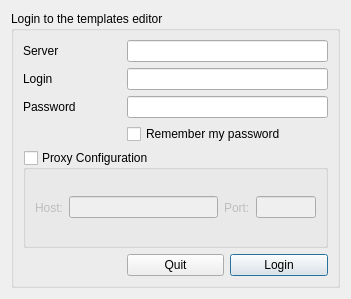
Qt form src/LoginWindow.ui (MagicalTux/tpleditor) before a commit.
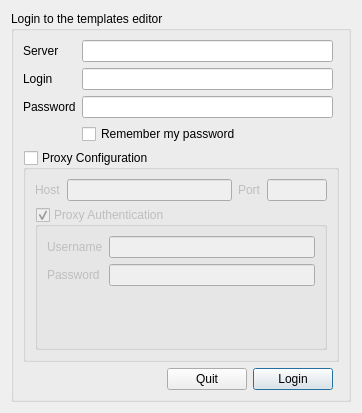
The same form after that commit.

Commit message: Added authentication option for proxies

Diff of the .ui file:
```diff
--- a/src/LoginWindow.ui
+++ b/src/LoginWindow.ui
@@ -9,10 +9,16 @@
    <rect>
     <x>0</x>
     <y>0</y>
-    <width>351</width>
-    <height>299</height>
+    <width>362</width>
+    <height>413</height>
    </rect>
   </property>
+  <property name="sizePolicy">
+   <sizepolicy hsizetype="Preferred" vsizetype="Minimum">
+    <horstretch>0</horstretch>
+    <verstretch>0</verstretch>
+   </sizepolicy>
+  </property>
   <property name="windowTitle">
    <string>Templates Editor</string>
   </property>
@@ -33,9 +39,6 @@
         </property>
        </widget>
       </item>
-      <item row="0" column="1" colspan="2">
-       <widget class="QLineEdit" name="txt_server"/>
-      </item>
       <item row="1" column="0">
        <widget class="QLabel" name="label">
         <property name="text">
@@ -43,9 +46,6 @@
         </property>
        </widget>
       </item>
-      <item row="1" column="1" colspan="2">
-       <widget class="QLineEdit" name="txt_login"/>
-      </item>
       <item row="2" column="0">
        <widget class="QLabel" name="label_2">
         <property name="text">
@@ -53,15 +53,8 @@
         </property>
        </widget>
       </item>
-      <item row="2" column="1" colspan="2">
-       <widget class="QLineEdit" name="txt_password">
-        <property name="maxLength">
-         <number>31</number>
-        </property>
-        <property name="echoMode">
-         <enum>QLineEdit::Password</enum>
-        </property>
-       </widget>
+      <item row="1" column="1">
+       <widget class="QLineEdit" name="txt_login"/>
       </item>
       <item row="3" column="1" colspan="2">
        <widget class="QCheckBox" name="check_keeppw">
@@ -72,34 +65,46 @@
       </item>
       <item row="4" column="0" colspan="3">
        <widget class="QGroupBox" name="proxy_config">
+        <property name="sizePolicy">
+         <sizepolicy hsizetype="Preferred" vsizetype="Minimum">
+          <horstretch>0</horstretch>
+          <verstretch>0</verstretch>
+         </sizepolicy>
+        </property>
+        <property name="styleSheet">
+         <string notr="true"/>
+        </property>
         <property name="title">
          <string>Proxy Configuration</string>
         </property>
+        <property name="flat">
+         <bool>false</bool>
+        </property>
         <property name="checkable">
          <bool>true</bool>
         </property>
         <property name="checked">
          <bool>false</bool>
         </property>
-        <layout class="QHBoxLayout" name="horizontalLayout">
-         <item>
+        <layout class="QGridLayout" name="gridLayout_3">
+         <item row="0" column="0">
           <widget class="QLabel" name="label_4">
            <property name="text">
-            <string>Host:</string>
+            <string>Host</string>
            </property>
           </widget>
          </item>
-         <item>
+         <item row="0" column="1">
           <widget class="QLineEdit" name="txt_proxyhost"/>
          </item>
-         <item>
+         <item row="0" column="2">
           <widget class="QLabel" name="label_5">
            <property name="text">
-            <string>Port:</string>
+            <string>Port</string>
            </property>
           </widget>
          </item>
-         <item>
+         <item row="0" column="3">
           <widget class="QLineEdit" name="txt_proxyport">
            <property name="maximumSize">
             <size>
@@ -112,26 +117,104 @@
            </property>
           </widget>
          </item>
+         <item row="1" column="0" colspan="4">
+          <widget class="QGroupBox" name="proxy_auth">
+           <property name="title">
+            <string>Proxy Authentication</string>
+           </property>
+           <property name="checkable">
+            <bool>true</bool>
+           </property>
+           <layout class="QFormLayout" name="formLayout">
+            <item row="0" column="0">
+             <widget class="QLabel" name="label_proxylogin">
+              <property name="text">
+               <string>Username</string>
+              </property>
+             </widget>
+            </item>
+            <item row="0" column="1">
+             <widget class="QLineEdit" name="txt_proxyuser"/>
+            </item>
+            <item row="1" column="0">
+             <widget class="QLabel" name="label_proxypass">
+              <property name="text">
+               <string>Password</string>
+              </property>
+             </widget>
+            </item>
+            <item row="1" column="1">
+             <widget class="QLineEdit" name="txt_proxypass">
+              <property name="echoMode">
+               <enum>QLineEdit::Password</enum>
+              </property>
+             </widget>
+            </item>
+           </layout>
+          </widget>
+         </item>
         </layout>
        </widget>
       </item>
-      <item row="5" column="1">
-       <widget class="QPushButton" name="quitButton">
-        <property name="text">
-         <string>Quit</string>
-        </property>
-       </widget>
+      <item row="0" column="1">
+       <widget class="QLineEdit" name="txt_server"/>
       </item>
-      <item row="5" column="2">
-       <widget class="QPushButton" name="loginButton">
-        <property name="text">
-         <string>Login</string>
+      <item row="2" column="1">
+       <widget class="QLineEdit" name="txt_password">
+        <property name="maxLength">
+         <number>31</number>
         </property>
-        <property name="default">
-         <bool>true</bool>
+        <property name="echoMode">
+         <enum>QLineEdit::Password</enum>
         </property>
        </widget>
       </item>
+      <item row="5" column="0" colspan="2">
+       <layout class="QHBoxLayout" name="horizontalLayout">
+        <item>
+         <spacer name="horizontalSpacer">
+          <property name="orientation">
+           <enum>Qt::Horizontal</enum>
+          </property>
+          <property name="sizeHint" stdset="0">
+           <size>
+            <width>40</width>
+            <height>20</height>
+           </size>
+          </property>
+         </spacer>
+        </item>
+        <item>
+         <widget class="QPushButton" name="quitButton">
+          <property name="maximumSize">
+           <size>
+            <width>16777215</width>
+            <height>16777215</height>
+           </size>
+          </property>
+          <property name="text">
+           <string>Quit</string>
+          </property>
+         </widget>
+        </item>
+        <item>
+         <widget class="QPushButton" name="loginButton">
+          <property name="maximumSize">
+           <size>
+            <width>16777215</width>
+            <height>16777215</height>
+           </size>
+          </property>
+          <property name="text">
+           <string>Login</string>
+          </property>
+          <property name="default">
+           <bool>true</bool>
+          </property>
+         </widget>
+        </item>
+       </layout>
+      </item>
      </layout>
     </widget>
    </item>
```
Left out of the diff: 12 changed lines with no effect on the pictures. The commit also changes 1 other file.
